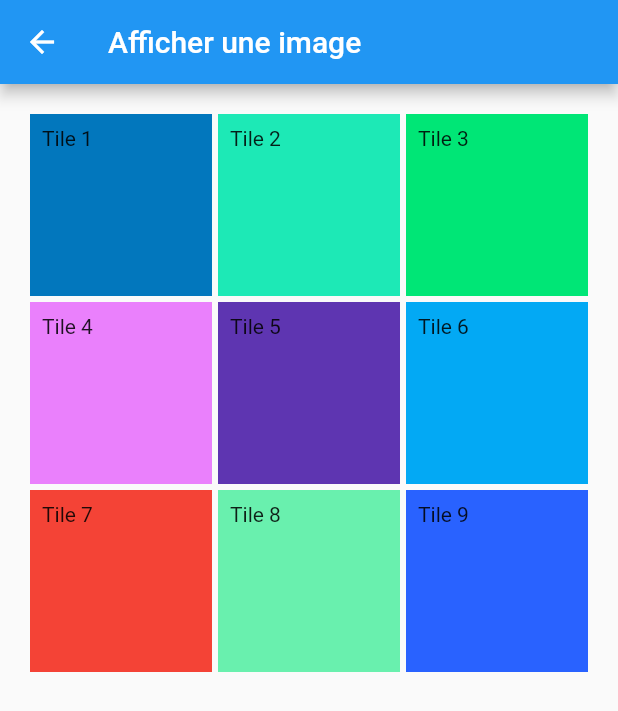
After one commit to FatimaELASMI/amse, a Flutter app: the DisplayGridView screen opened directly, on a phone screen of 412 x 824 dp. The commit adds this screen. Shown: the top 711 px of the screen. Run offline on Flutter 3.47's test engine with Material 2 defaults, Android fonts, the light colour scheme and no system bars; our stand-ins replace google_nav_bar, line_icons.

Commit message:
exo5 partie1

```diff
--- /dev/null
+++ b/TP2/jeu_tanquin/lib/exo5.dart
@@ -0,0 +1,68 @@
+import 'package:flutter/material.dart';
+
+class DisplayGridView extends StatelessWidget{
+    @override
+  Widget build(BuildContext context) {
+    return Scaffold(
+        appBar: AppBar(
+          title: Text('Afficher une image'),
+        ),
+        body: Container(
+            child:GridView.count(
+  primary: false,
+  padding: const EdgeInsets.all(20),
+  crossAxisSpacing: 4,
+  mainAxisSpacing: 4,
+  crossAxisCount: 3,
+  children: <Widget>[
+    Container(
+      padding: const EdgeInsets.all(8),
+      color: Colors.lightBlue[800],
+      child: const Text("Tile 1"),
+    ),
+    Container(
+      padding: const EdgeInsets.all(8),
+      color: Colors.tealAccent[400],
+      child: const Text('Tile 2'),
+    ),
+    Container(
+      padding: const EdgeInsets.all(8),
+      color: Colors.greenAccent[400],
+      child: const Text('Tile 3'),
+    ),
+    Container(
+      padding: const EdgeInsets.all(8),
+      color: Colors.purpleAccent[100],
+      child: const Text('Tile 4'),
+    ),
+    Container(
+      padding: const EdgeInsets.all(8),
+      color: Colors.deepPurple[600],
+      child: const Text('Tile 5'),
+    ),
+    Container(
+      padding: const EdgeInsets.all(8),
+      color: Colors.lightBlue,
+      child: const Text('Tile 6'),
+    ),
+      Container(
+      padding: const EdgeInsets.all(8),
+      color: Colors.red,
+      child: const Text('Tile 7'),
+    ),
+      Container(
+      padding: const EdgeInsets.all(8),
+      color: Colors.greenAccent,
+      child: const Text('Tile 8'),
+    ),
+      Container(
+      padding: const EdgeInsets.all(8),
+      color: Colors.blueAccent[700],
+      child: const Text('Tile 9'),
+    ),
+  ],
+)
+        )
+    );
+}
+}
--- a/TP2/jeu_tanquin/lib/main.dart
+++ b/TP2/jeu_tanquin/lib/main.dart
@@ -2,6 +2,7 @@ import 'package:flutter/material.dart';
 import 'exo1.dart' as exo1;
 import 'exo2.dart' as exo2;
 import 'exo4.dart' as exo4;
+import 'exo5.dart' as exo5;
 
 void main() => runApp(MyApp());
 
@@ -33,6 +34,10 @@ List exos = [
       title: 'Exercice 4',
       subtitle: 'Afficher une tuile',
       buildFunc: (context) => exo4.DisplayTileWidget()),
+  Exo(
+      title: 'Exercice 5',
+      subtitle: 'Géneration du plateau de tuiles',
+      buildFunc: (context) => exo5.DisplayGridView()),
 
 
 ];
```
